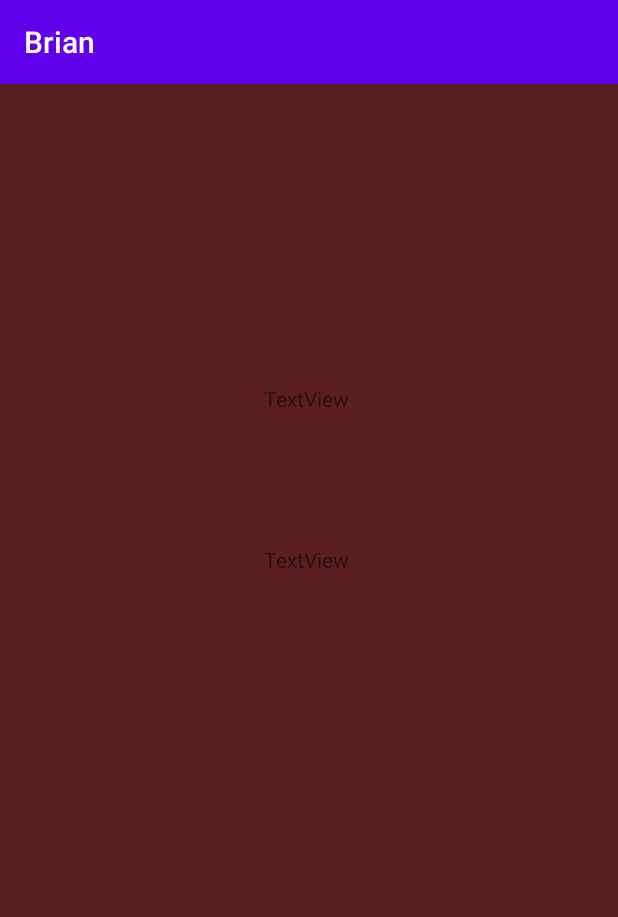
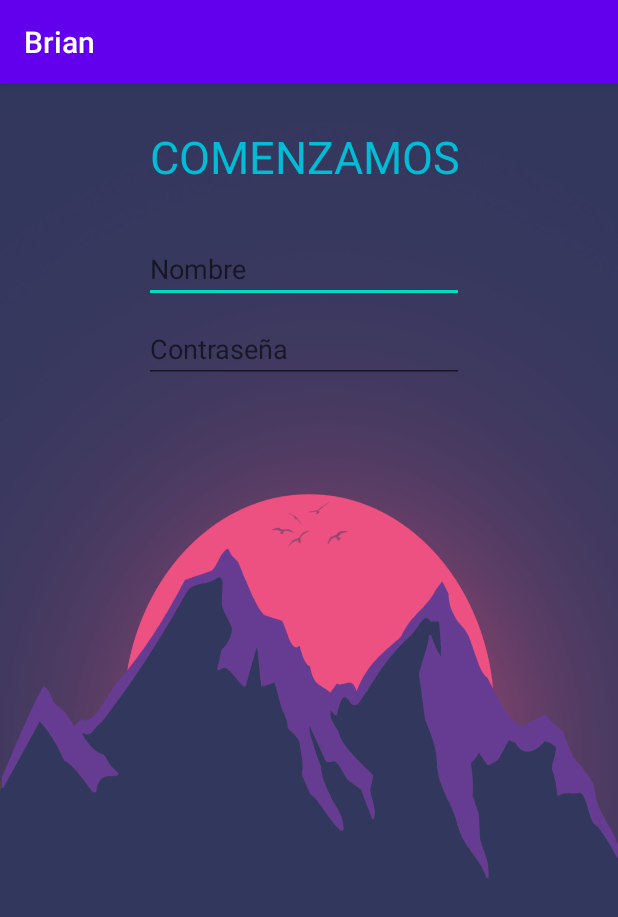
Before and after one commit to gianValentin/Brian, an Android app: the screen it shows after launch (MainActivity), on a phone screen of 412 x 824 dp. Shown: the top 917 px of the screen. Run offline under Robolectric (Android 15) with nearby library versions, the phone set to English and light mode, and no system bars.

Commit message:
implemet-backgroundactivity-colors

```diff
--- a/app/src/main/res/layout/activity_main.xml
+++ b/app/src/main/res/layout/activity_main.xml
@@ -4,28 +4,55 @@
     xmlns:tools="http://schemas.android.com/tools"
     android:layout_width="match_parent"
     android:layout_height="match_parent"
-    android:background="#5C1F1F"
+    android:background="@drawable/mountainviolet"
     tools:context=".MainActivity">
 
     <TextView
         android:id="@+id/textView"
+        style="@android:style/Widget.DeviceDefault.Light.TextView.SpinnerItem"
         android:layout_width="wrap_content"
         android:layout_height="wrap_content"
-        android:layout_marginStart="176dp"
-        android:layout_marginLeft="176dp"
-        android:layout_marginTop="200dp"
-        android:text="@string/textview"
+        android:layout_marginStart="92dp"
+        android:layout_marginLeft="92dp"
+        android:layout_marginTop="28dp"
+        android:text="@string/comenzamos"
+        android:textAppearance="@style/TextAppearance.AppCompat.Body1"
+        android:textColor="#00BCD4"
+        android:textSize="30sp"
         app:layout_constraintStart_toStartOf="parent"
         app:layout_constraintTop_toTopOf="parent" />
 
-    <TextView
-        android:id="@+id/textView2"
+    <EditText
+        android:id="@+id/editText"
         android:layout_width="wrap_content"
         android:layout_height="wrap_content"
-        android:layout_marginStart="176dp"
-        android:layout_marginLeft="176dp"
-        android:layout_marginTop="88dp"
-        android:text="@string/textview2"
+        android:layout_marginStart="96dp"
+        android:layout_marginLeft="96dp"
+        android:layout_marginTop="32dp"
+        android:ems="10"
+        android:hint="@string/nombre"
+        android:inputType="textPersonName"
+        android:shadowColor="#FFFFFF"
+        android:textColor="#ED5181"
+        android:textColorLink="#ED5181"
         app:layout_constraintStart_toStartOf="parent"
-        app:layout_constraintTop_toBottomOf="@+id/textView" />
+        app:layout_constraintTop_toBottomOf="@+id/textView"
+        android:autofillHints="" />
+
+    <EditText
+        android:id="@+id/editText2"
+        android:layout_width="wrap_content"
+        android:layout_height="wrap_content"
+        android:layout_marginStart="96dp"
+        android:layout_marginLeft="96dp"
+        android:layout_marginTop="8dp"
+        android:ems="10"
+        android:hint="@string/contrase_a"
+        android:inputType="textPassword"
+        android:textColor="#ED5181"
+        android:textColorLink="#ED5181"
+        app:layout_constraintStart_toStartOf="parent"
+        app:layout_constraintTop_toBottomOf="@+id/editText"
+        android:autofillHints="" />
+
 </androidx.constraintlayout.widget.ConstraintLayout>
--- a/app/src/main/res/values/strings.xml
+++ b/app/src/main/res/values/strings.xml
@@ -2,4 +2,7 @@
     <string name="app_name">Brian</string>
     <string name="textview">TextView</string>
     <string name="textview2">TextView</string>
+    <string name="comenzamos">COMENZAMOS</string>
+    <string name="nombre">Nombre</string>
+    <string name="contrase_a">Contraseña</string>
 </resources>
```
Also changed, not shown: app/src/main/res/drawable-v24/mountainviolet.png (renamed from app/src/main/res/drawable-v24/mountainViolet.png).
